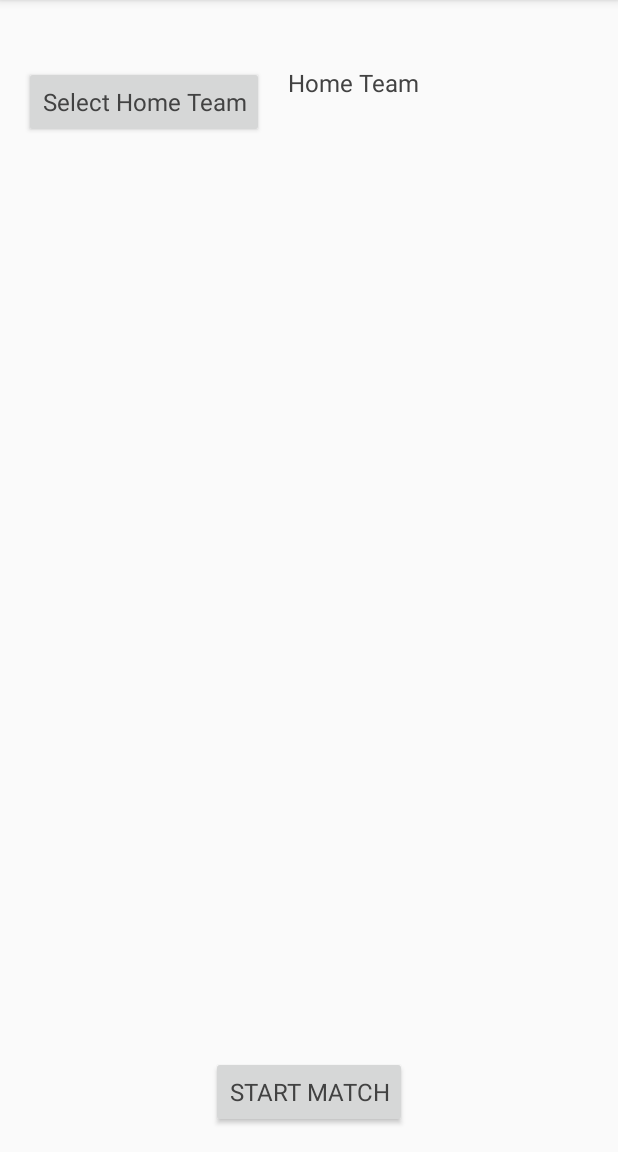
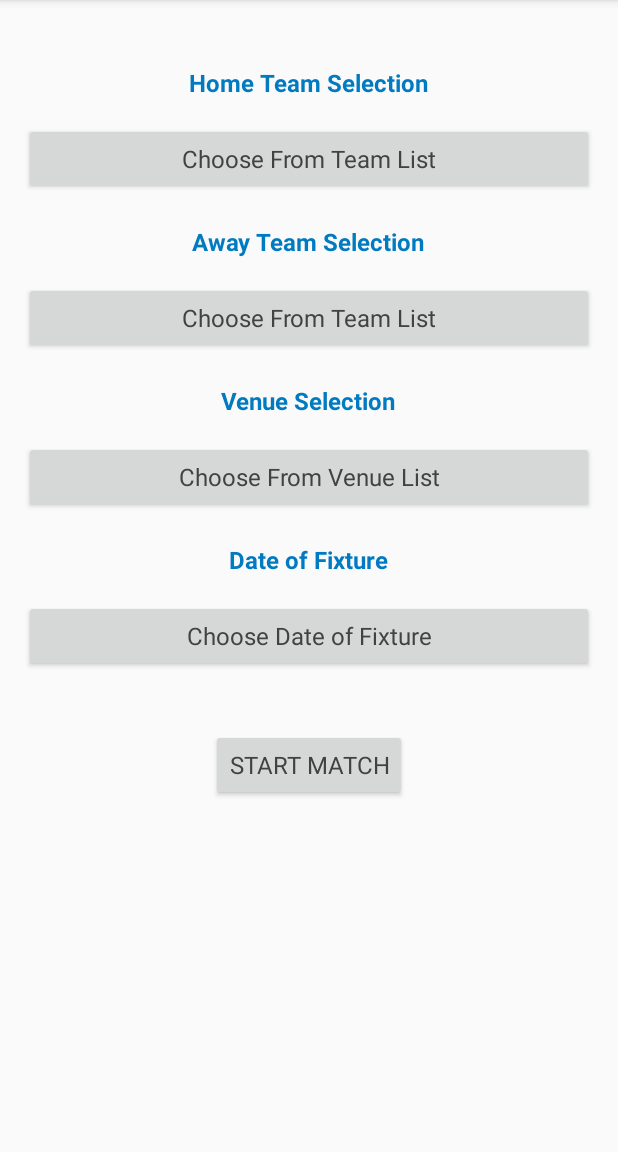
Before and after one commit to storm1996/My-Final-Year-Project, an Android app: the MatchRecordingSetup screen opened directly, with no data from a screen before it, on a phone screen of 412 x 824 dp, the part 84-1236 px from its top. Run offline under Robolectric (Android 15) with nearby library versions, the phone set to English and light mode, and no system bars; our stand-ins replace Volley; network calls fail.

Commit message:
Setup Page Done, Troubleshooting POST errors

```diff
--- a/FYP/app/src/main/java/com/example/alann/fyp/MatchRecordingSetup.java
+++ b/FYP/app/src/main/java/com/example/alann/fyp/MatchRecordingSetup.java
@@ -1,7 +1,10 @@
 package com.example.alann.fyp;
 
+import android.app.DatePickerDialog;
+import android.graphics.Color;
 import android.os.Bundle;
 import android.content.DialogInterface;
+import android.support.v4.app.DialogFragment;
 import android.support.design.widget.NavigationView;
 import android.support.graphics.drawable.VectorDrawableCompat;
 import android.support.v4.app.DialogFragment;
@@ -13,42 +16,58 @@ import android.support.v7.app.AlertDialog;
 import android.support.v7.app.AppCompatActivity;
 import android.support.v7.widget.Toolbar;
 import android.util.Log;
+import android.util.TypedValue;
 import android.view.Menu;
 import android.view.MenuItem;
 import android.view.View;
+import android.view.ViewGroup;
 import android.widget.AdapterView;
 import android.widget.ArrayAdapter;
 import android.widget.Button;
+import android.widget.DatePicker;
 import android.widget.ListView;
 import android.widget.Spinner;
 import android.widget.TextView;
 import android.widget.Toast;
 import android.widget.AdapterView.OnItemSelectedListener;
 
+import com.android.volley.Request;
 import com.android.volley.Response;
 import com.android.volley.VolleyError;
 import com.android.volley.toolbox.JsonArrayRequest;
+import com.android.volley.toolbox.StringRequest;
 
 import org.json.JSONArray;
 import org.json.JSONException;
 import org.json.JSONObject;
 
 import java.util.ArrayList;
+import java.util.Calendar;
+import java.util.HashMap;
 import java.util.List;
+import java.util.Map;
 
 /**
  * Created by alann on 02/03/2018.
  */
 
-public class MatchRecordingSetup extends AppCompatActivity{
+public class MatchRecordingSetup extends AppCompatActivity {
 
     private static final String TAG = "MatchRecordingSetup";
     private DrawerLayout mDrawerLayout;
     private Button submit_button;
     private Button home_button;
-    private TextView home_textView;
+    private Button away_button;
+    private Button venue_button;
+    private Button date_button;
     List<String> list = new ArrayList<String>();
     ArrayAdapter<String> dataAdapter;
+    List<String> venue_list = new ArrayList<String>();
+    ArrayAdapter<String> VenuedataAdapter;
+    String selectedItem;
+    String selectedAwayItem;
+    String venueSelectedItem;
+    String selectedDate;
 
     @Override
     protected void onCreate(Bundle savedInstanceState) {
@@ -69,7 +88,7 @@ public class MatchRecordingSetup extends AppCompatActivity{
         if (supportActionBar != null) {
             VectorDrawableCompat indicator
                     = VectorDrawableCompat.create(getResources(), R.drawable.ic_menu, getTheme());
-            indicator.setTint(ResourcesCompat.getColor(getResources(),R.color.white,getTheme()));
+            indicator.setTint(ResourcesCompat.getColor(getResources(), R.color.white, getTheme()));
             supportActionBar.setHomeAsUpIndicator(indicator);
             supportActionBar.setDisplayHomeAsUpEnabled(true);
         }
@@ -87,33 +106,94 @@ public class MatchRecordingSetup extends AppCompatActivity{
                         // Closing drawer on item click
                         mDrawerLayout.closeDrawers();
                         return true;
-                   }
+                    }
                 });
 
-        home_button =(Button)findViewById(R.id.btnHomeTeam);
-        home_textView =(TextView) findViewById(R.id.home_textView);
-        addItemsOnHomeButton();
+        home_button = (Button) findViewById(R.id.btnHomeTeam);
+        addItemsOnTeamButton();
+
         home_button.setOnClickListener(new View.OnClickListener() {
             @Override
             public void onClick(View v) {
                 // TODO Auto-generated method stub
-                AlertDialog.Builder builder=new AlertDialog.Builder(MatchRecordingSetup.this);
+                AlertDialog.Builder builder = new AlertDialog.Builder(MatchRecordingSetup.this, R.style.AppCompatAlertDialogTheme);
                 builder.setTitle("Select Home Team").setAdapter(dataAdapter, new DialogInterface.OnClickListener() {
                     @Override
                     public void onClick(DialogInterface dialog, int which) {
                         // TODO Auto-generated method stub
-
-                        //ListView lw = ((AlertDialog)dialog).getListView();
-                        //Object checkedItem = lw.getAdapter().getItem(lw.getCheckedItemPosition());
-                        //home_textView.setText((CharSequence) checkedItem);
+                        selectedItem = dataAdapter.getItem(which);
+                        home_button.setText(selectedItem);
                     }
                 });
                 builder.show();
             }
         });
+
+        away_button = (Button) findViewById(R.id.btnAwayTeam);
+        away_button.setOnClickListener(new View.OnClickListener() {
+            @Override
+            public void onClick(View v) {
+                // TODO Auto-generated method stub
+                AlertDialog.Builder builder = new AlertDialog.Builder(MatchRecordingSetup.this, R.style.AppCompatAlertDialogTheme);
+                builder.setTitle("Select Away Team").setAdapter(dataAdapter, new DialogInterface.OnClickListener() {
+                    @Override
+                    public void onClick(DialogInterface dialog, int which) {
+                        // TODO Auto-generated method stub
+                        selectedAwayItem = dataAdapter.getItem(which);
+                        away_button.setText(selectedAwayItem);
+                    }
+                });
+                builder.show();
+            }
+        });
+
+        venue_button = (Button) findViewById(R.id.btnVenueTeam);
+        addItemsOnVenueButton();
+
+        venue_button.setOnClickListener(new View.OnClickListener() {
+            @Override
+            public void onClick(View v) {
+                // TODO Auto-generated method stub
+                AlertDialog.Builder builder = new AlertDialog.Builder(MatchRecordingSetup.this, R.style.AppCompatAlertDialogTheme);
+                builder.setTitle("Select Venue").setAdapter(VenuedataAdapter, new DialogInterface.OnClickListener() {
+                    @Override
+                    public void onClick(DialogInterface dialog, int which) {
+                        // TODO Auto-generated method stub
+                        venueSelectedItem = VenuedataAdapter.getItem(which);
+                        venue_button.setText(venueSelectedItem);
+                    }
+                });
+                builder.show();
+            }
+        });
+
+        date_button = (Button) findViewById(R.id.btnDatePickerTeam);
+        date_button.setOnClickListener(new View.OnClickListener() {
+            @Override
+            public void onClick(View v) {
+                // TODO Auto-generated method stub
+                setDateDialog();
+            }
+        });
+
+        addListenerOnButton();
     }
 
-    private void addItemsOnHomeButton() {
+    private void setDateDialog() {
+        final DatePickerDialog datePickerDialog = new DatePickerDialog(MatchRecordingSetup.this, new DatePickerDialog.OnDateSetListener() {
+            @Override
+            public void onDateSet(DatePicker view, int year, int month, int day) {
+                selectedDate = view.getYear() + "-" + (view.getMonth()+1) +
+                        "-" + view.getDayOfMonth();
+                //Toast.makeText(MatchRecordingSetup.this, "selected date is " + selectedDate, Toast.LENGTH_SHORT).show();
+
+                date_button.setText(selectedDate);
+            }
+        }, Calendar.getInstance().get(Calendar.YEAR), Calendar.getInstance().get(Calendar.MONTH), Calendar.getInstance().get(Calendar.DATE));
+        datePickerDialog.show();
+    }
+
+    private void addItemsOnTeamButton() {
         String url = "http://178.62.2.33:8000/api/team/?format=json";
         JsonArrayRequest jsonArrayRequest = new JsonArrayRequest // PARSING THE JSON VALUES
                 (url, new Response.Listener<JSONArray>() {
@@ -123,11 +203,11 @@ public class MatchRecordingSetup extends AppCompatActivity{
                             // Loop through the array elements
                             for(int i=0;i<response.length();i++){
                                 // Get current json object
-                                JSONObject player = response.getJSONObject(i);
+                                JSONObject json_object = response.getJSONObject(i);
                                 // Get the current team (json object) data
-                                String teamName = player.getString("team_name");
+                                String type = json_object.getString("team_name");
                                 //add to the dropdown
-                                list.add(teamName);
+                                list.add(type);
                             }
                         }catch (JSONException e){
                             e.printStackTrace();
@@ -141,12 +221,102 @@ public class MatchRecordingSetup extends AppCompatActivity{
                     }
                 });
         MySingleton.getInstance(this).addToRequestQueue(jsonArrayRequest);
-        dataAdapter = new ArrayAdapter<String>(this, android.R.layout.select_dialog_item, list);
+        dataAdapter = new ArrayAdapter<String>(this, android.R.layout.select_dialog_item, list) {
+            @Override
+            public View getView( int position,View convertView, ViewGroup parent){
+                // Cast list view each item as text view
+                TextView text_view = (TextView) super.getView(position,convertView,parent);
+
+                // Set text size
+                text_view.setTextSize(TypedValue.COMPLEX_UNIT_SP,16);
+                    // Set the list view one by one items text color
+                    text_view.setTextColor(Color.parseColor("#424242"));
+
+                // Finally, return the modified items
+                return text_view;
+            }
+        };
+    }
+
+    private void addItemsOnVenueButton() {
+        String url = "http://178.62.2.33:8000/api/fixture/?format=json";
+        JsonArrayRequest jsonArrayRequest = new JsonArrayRequest // PARSING THE JSON VALUES
+                (url, new Response.Listener<JSONArray>() {
+                    @Override
+                    public void onResponse(JSONArray response) {
+                        try{
+                            // Loop through the array elements
+                            for(int i=0;i<response.length();i++){
+                                // Get current json object
+                                JSONObject json_object = response.getJSONObject(i);
+                                // Get the current team (json object) data
+                                String type = json_object.getString("venue");
+                                //add to the dropdown
+                                venue_list.add(type);
+                            }
+                        }catch (JSONException e){
+                            e.printStackTrace();
+                        }
+                    }
+                }, new Response.ErrorListener() {
+
+                    @Override
+                    public void onErrorResponse(VolleyError error) {
+                        // TODO Auto-generated method stub
+                    }
+                });
+        MySingleton.getInstance(this).addToRequestQueue(jsonArrayRequest);
+        VenuedataAdapter = new ArrayAdapter<String>(this, android.R.layout.select_dialog_item, venue_list) {
+            @Override
+            public View getView( int position,View convertView, ViewGroup parent){
+                // Cast list view each item as text view
+                TextView text_view = (TextView) super.getView(position,convertView,parent);
+
+                // Set text size
+                text_view.setTextSize(TypedValue.COMPLEX_UNIT_SP,16);
+                // Set the list view one by one items text color
+                text_view.setTextColor(Color.parseColor("#424242"));
+
+                // Finally, return the modified items
+                return text_view;
+            }
+        };
     }
 
     // get the selected dropdown list value
     public void addListenerOnButton() {
         submit_button = (Button) findViewById(R.id.btnSubmit);
+        String url = "http://178.62.2.33:8000/api/fixture/post";
+        final StringRequest postRequest = new StringRequest(Request.Method.POST, url,
+                new Response.Listener<String>()
+                {
+                    @Override
+                    public void onResponse(String response) {
+                        // response
+                        Log.d("Response", response);
+                    }
+                },
+                new Response.ErrorListener()
+                {
+                    @Override
+                    public void onErrorResponse(VolleyError error) {
+                        // error
+                        Log.d(TAG, "Error.Response", error);
+                    }
+                }
+        ) {
+            @Override
+            protected Map<String, String> getParams()
+            {
+                Map<String, String>  params = new HashMap<String, String>();
+                params.put("home_team", selectedItem);
+                params.put("away_team", selectedAwayItem);
+                params.put("fixture_date", selectedDate);
+                params.put("venue", venueSelectedItem);
+
+                return params;
+            }
+        };
 
         submit_button.setOnClickListener(new View.OnClickListener() {
 
@@ -154,6 +324,7 @@ public class MatchRecordingSetup extends AppCompatActivity{
             public void onClick(View v) {
                 //Toast.makeText(MatchRecordingSetup.this, "OnClickListener : " +
                         //"\nHome Team : "+ String.valueOf(home_spinner.getSelectedItem()) , Toast.LENGTH_SHORT).show();
+                MySingleton.getInstance(MatchRecordingSetup.this).addToRequestQueue(postRequest);
             }
         });
     }
--- a/FYP/app/src/main/res/layout/setup_matchrecording.xml
+++ b/FYP/app/src/main/res/layout/setup_matchrecording.xml
@@ -32,48 +32,144 @@
 
         </android.support.design.widget.AppBarLayout>
 
+        <ScrollView
+            android:layout_width="match_parent"
+            android:layout_height="wrap_content">
+
             <RelativeLayout xmlns:android="http://schemas.android.com/apk/res/android"
-            android:layout_marginTop="@dimen/toolbar_padding"
-            android:layout_width="fill_parent"
-            android:layout_height="fill_parent"
-            android:orientation="vertical" >
-
-            <Button
+                android:paddingTop="@dimen/toolbar_padding"
                 android:layout_width="wrap_content"
                 android:layout_height="wrap_content"
-                android:layout_marginLeft="@dimen/md_keylines"
-                android:text="Select Home Team"
-                android:id="@+id/btnHomeTeam"
-                android:textColor="@color/dark_grey"
-                android:textAppearance="?attr/textAppearanceListItem"
-                android:textSize="@dimen/article_subheading"/>
+                android:orientation="vertical" >
 
                 <TextView
                     android:id="@+id/home_textView"
                     android:layout_width="wrap_content"
                     android:layout_height="wrap_content"
-                android:layout_toRightOf="@id/btnHomeTeam"
-                android:layout_marginLeft="@dimen/md_keylines"
-                android:text="Home Team"
+                    android:layout_alignParentTop="true"
+                    android:layout_centerHorizontal="true"
+                    android:gravity="center"
+                    android:text="Home Team Selection"
+                    android:textStyle="bold"
+                    android:textAppearance="?attr/textAppearanceListItem"
+                    android:textColor="@color/colorPrimaryDark"
+                    android:textSize="@dimen/article_subheading" />
+
+                <Button
+                    android:id="@+id/btnHomeTeam"
+                    android:layout_width="match_parent"
+                    android:layout_height="wrap_content"
+                    android:layout_alignParentStart="true"
+                    android:layout_below="@+id/home_textView"
+                    android:layout_marginTop="@dimen/article_subheading"
+                    android:layout_marginLeft="@dimen/article_subheading"
+                    android:layout_marginRight="@dimen/article_subheading"
+                    android:text="Choose From Team List"
+                    android:textAppearance="?attr/textAppearanceListItem"
                     android:textColor="@color/dark_grey"
+                    android:textSize="@dimen/article_subheading" />
+
+                <TextView
+                    android:id="@+id/away_textView"
+                    android:layout_width="wrap_content"
+                    android:layout_height="wrap_content"
+                    android:layout_below="@+id/btnHomeTeam"
+                    android:layout_centerHorizontal="true"
+                    android:layout_marginTop="@dimen/article_titles"
+                    android:gravity="center"
+                    android:text="Away Team Selection"
+                    android:textStyle="bold"
                     android:textAppearance="?attr/textAppearanceListItem"
+                    android:textColor="@color/colorPrimaryDark"
+                    android:textSize="@dimen/article_subheading" />
+
+                <Button
+                    android:id="@+id/btnAwayTeam"
+                    android:layout_width="match_parent"
+                    android:layout_height="wrap_content"
+                    android:layout_alignParentStart="true"
+                    android:layout_below="@+id/away_textView"
+                    android:layout_marginTop="@dimen/article_subheading"
+                    android:layout_marginLeft="@dimen/article_subheading"
+                    android:layout_marginRight="@dimen/article_subheading"
+                    android:text="Choose From Team List"
+                    android:textAppearance="?attr/textAppearanceListItem"
+                    android:textColor="@color/dark_grey"
+                    android:textSize="@dimen/article_subheading" />
+
+                <TextView
+                    android:id="@+id/venue_textView"
+                    android:layout_width="wrap_content"
+                    android:layout_height="wrap_content"
+                    android:layout_below="@+id/btnAwayTeam"
+                    android:layout_centerHorizontal="true"
+                    android:layout_marginTop="@dimen/article_titles"
+                    android:gravity="center"
+                    android:text="Venue Selection"
+                    android:textStyle="bold"
+                    android:textAppearance="?attr/textAppearanceListItem"
+                    android:textColor="@color/colorPrimaryDark"
+                    android:textSize="@dimen/article_subheading" />
+
+                <Button
+                    android:id="@+id/btnVenueTeam"
+                    android:layout_width="match_parent"
+                    android:layout_height="wrap_content"
+                    android:layout_alignParentStart="true"
+                    android:layout_below="@+id/venue_textView"
+                    android:layout_marginTop="@dimen/article_subheading"
+                    android:layout_marginLeft="@dimen/article_subheading"
+                    android:layout_marginRight="@dimen/article_subheading"
+                    android:text="Choose From Venue List"
+                    android:textAppearance="?attr/textAppearanceListItem"
+                    android:textColor="@color/dark_grey"
+                    android:textSize="@dimen/article_subheading" />
+
+                <TextView
+                    android:id="@+id/date_textView"
+                    android:layout_width="wrap_content"
+                    android:layout_height="wrap_content"
+                    android:layout_below="@+id/btnVenueTeam"
+                    android:layout_centerHorizontal="true"
+                    android:layout_marginTop="@dimen/article_titles"
+                    android:gravity="center"
+                    android:text="Date of Fixture"
+                    android:textStyle="bold"
+                    android:textAppearance="?attr/textAppearanceListItem"
+                    android:textColor="@color/colorPrimaryDark"
+                    android:textSize="@dimen/article_subheading" />
+
+                <Button
+                    android:id="@+id/btnDatePickerTeam"
+                    android:layout_width="match_parent"
+                    android:layout_height="wrap_content"
+                    android:layout_alignParentStart="true"
+                    android:layout_below="@+id/date_textView"
+                    android:layout_marginTop="@dimen/article_subheading"
+                    android:layout_marginLeft="@dimen/article_subheading"
+                    android:layout_marginRight="@dimen/article_subheading"
+                    android:text="Choose Date of Fixture"
+                    android:textAppearance="?attr/textAppearanceListItem"
+                    android:textColor="@color/dark_grey"
                     android:textSize="@dimen/article_subheading" />
 
                 <Button
                     android:id="@+id/btnSubmit"
                     android:layout_width="wrap_content"
                     android:layout_height="wrap_content"
+                    android:layout_below="@+id/btnDatePickerTeam"
                     android:layout_alignParentBottom="true"
                     android:layout_centerHorizontal="true"
                     android:layout_gravity="center|bottom"
-                android:layout_marginBottom="@dimen/md_keylines"
+                    android:layout_marginBottom="22dp"
+                    android:layout_marginTop="@dimen/article_subheading"
                     android:text="START MATCH"
+                    android:textAppearance="?attr/textAppearanceListItem"
                     android:textColor="@color/dark_grey"
-                android:textAppearance="?attr/textAppearanceListItem"
-                android:textSize="@dimen/article_subheading"/>
+                    android:textSize="@dimen/article_subheading" />
 
             </RelativeLayout>
-
+        </ScrollView>
     </android.support.design.widget.CoordinatorLayout>
 
     <android.support.design.widget.NavigationView
--- a/FYP/app/src/main/res/values/styles.xml
+++ b/FYP/app/src/main/res/values/styles.xml
@@ -13,4 +13,11 @@
         <item name="android:tint">#FFFFFF</item>
     </style>
 
+    <style name="AppCompatAlertDialogTheme" parent="Theme.AppCompat.Light.Dialog.Alert">
+        <item name="colorAccent">@color/colorAccent</item>
+        <item name="android:textColorPrimary">@color/colorPrimary</item>
+        <item name="android:background">@color/white</item>
+        <item name="android:textAppearance">?attr/textAppearanceListItem</item>
+        <item name="android:textSize">@dimen/article_subheading</item>
+    </style>
 </resources>
```
Lines whose indentation alone changed are shown as unchanged.
